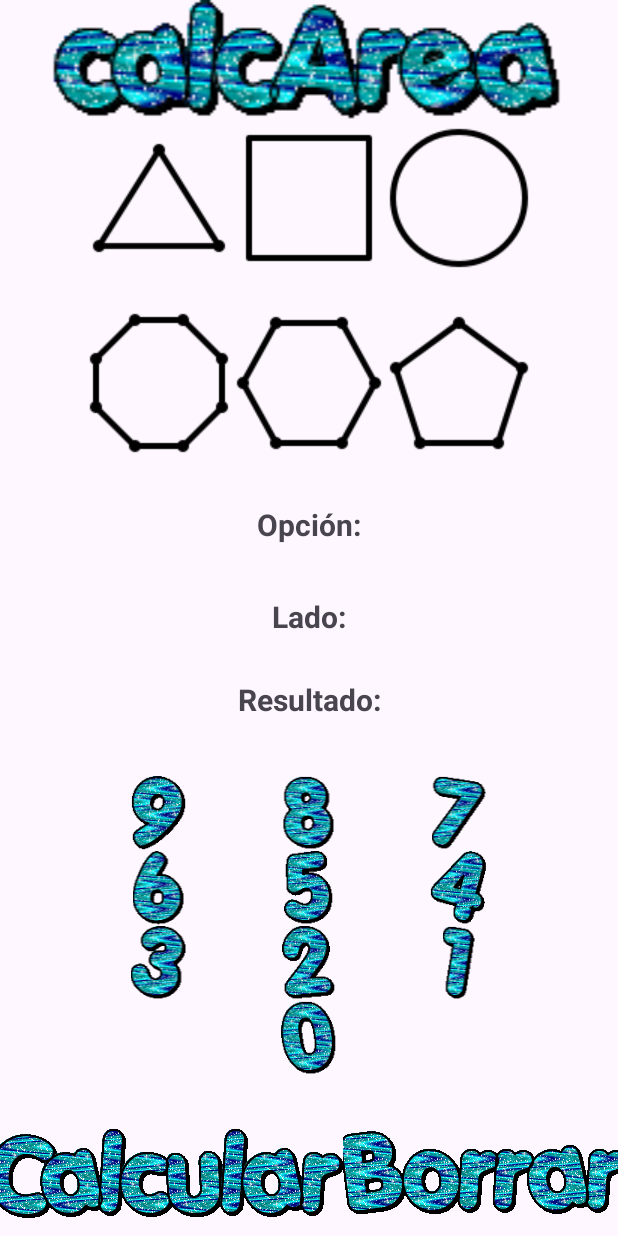
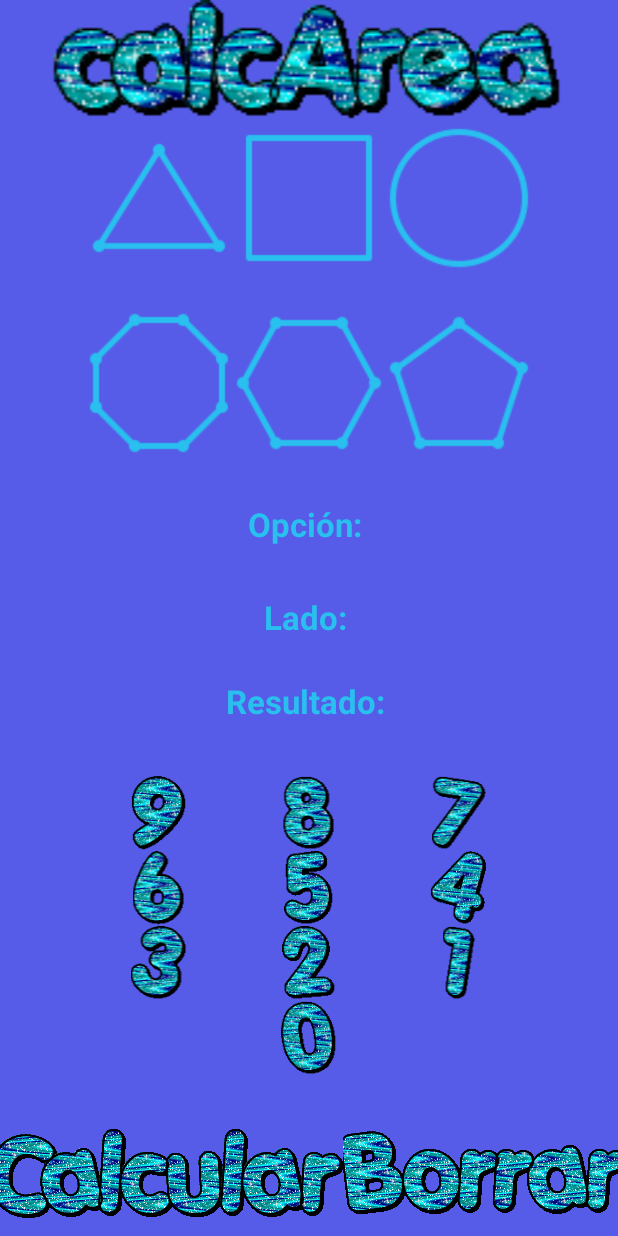
Before and after one commit to YuSinn/CalculadoraAreas, an Android app: the screen it shows after launch (MainActivity), on a phone screen of 412 x 824 dp. Run offline under Robolectric (Android 15) with nearby library versions, the phone set to English and light mode, and no system bars.

```diff
--- a/app/src/main/res/layout/activity_main.xml
+++ b/app/src/main/res/layout/activity_main.xml
@@ -5,6 +5,7 @@
     android:layout_width="match_parent"
     android:layout_height="match_parent"
     android:orientation="vertical"
+    android:background="@color/main_background"
     tools:context=".MainActivity">
 
     <ImageView
@@ -38,6 +39,7 @@
                 android:background="?android:attr/selectableItemBackground"
                 android:contentDescription="@string/description_image_button_1"
                 android:onClick="onTriangulo"
+                app:tint="@color/figuras"
                 android:src="@drawable/triangle" />
 
             <!-- ImageButton 2 -->
@@ -49,6 +51,7 @@
                 android:background="?android:attr/selectableItemBackground"
                 android:contentDescription="@string/description_image_button_2"
                 android:onClick="onCuadrado"
+                app:tint="@color/figuras"
                 android:src="@drawable/square" />
 
             <!-- ImageButton 3 -->
@@ -60,6 +63,7 @@
                 android:background="?android:attr/selectableItemBackground"
                 android:contentDescription="@string/description_image_button_3"
                 android:onClick="onCirculo"
+                app:tint="@color/figuras"
                 android:src="@drawable/circle" />
 
             <!-- ImageButton 4 -->
@@ -71,6 +75,7 @@
                 android:background="?android:attr/selectableItemBackground"
                 android:contentDescription="@string/description_image_button_4"
                 android:onClick="onOctagono"
+                app:tint="@color/figuras"
                 android:src="@drawable/octagon" />
 
             <!-- ImageButton 5 -->
@@ -82,6 +87,7 @@
                 android:background="?android:attr/selectableItemBackground"
                 android:contentDescription="@string/description_image_button_5"
                 android:onClick="onHexagono"
+                app:tint="@color/figuras"
                 android:src="@drawable/hexagon" />
 
             <!-- ImageButton 6 -->
@@ -93,6 +99,7 @@
                 android:background="?android:attr/selectableItemBackground"
                 android:contentDescription="@string/description_image_button_6"
                 android:onClick="onPentagono"
+                app:tint="@color/figuras"
                 android:src="@drawable/pentagono" />
         </GridLayout>
     </FrameLayout>
@@ -111,8 +118,9 @@
             android:layout_weight="2.5"
             android:contextClickable="false"
             android:gravity="center"
-            android:text="Opción:"
-            android:textSize="20sp"
+            android:text="Opción: "
+            android:textColor="@color/figuras"
+            android:textSize="22sp"
             android:textStyle="bold" />
 
         <Space
@@ -126,8 +134,9 @@
             android:layout_height="0dp"
             android:layout_weight="2.5"
             android:gravity="center"
-            android:text="Lado:"
-            android:textSize="20sp"
+            android:text="Lado: "
+            android:textColor="@color/figuras"
+            android:textSize="22sp"
             android:textStyle="bold" />
 
         <Space
@@ -141,8 +150,9 @@
             android:layout_height="0dp"
             android:layout_weight="2.5"
             android:gravity="center_horizontal"
-            android:text="Resultado:"
-            android:textSize="20sp"
+            android:text="Resultado: "
+            android:textColor="@color/figuras"
+            android:textSize="22sp"
             android:textStyle="bold" />
 
     </LinearLayout>
--- a/app/src/main/res/values/colors.xml
+++ b/app/src/main/res/values/colors.xml
@@ -2,4 +2,6 @@
 <resources>
     <color name="black">#FF000000</color>
     <color name="white">#FFFFFFFF</color>
+    <color name="figuras">#29BFEE</color>
+    <color name="main_background">#E6444CE6</color>
 </resources>
```
Also changed, not shown: app/src/main/java/com/example/calculadoraareas/MainActivity.kt (+24 -0 lines).
